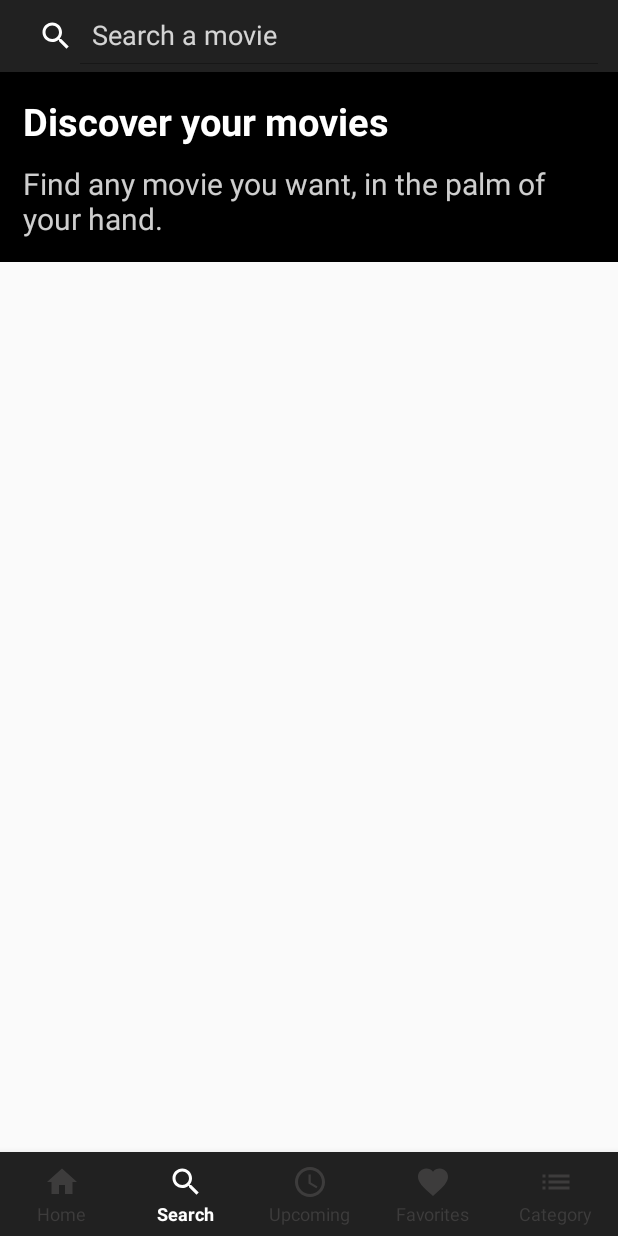
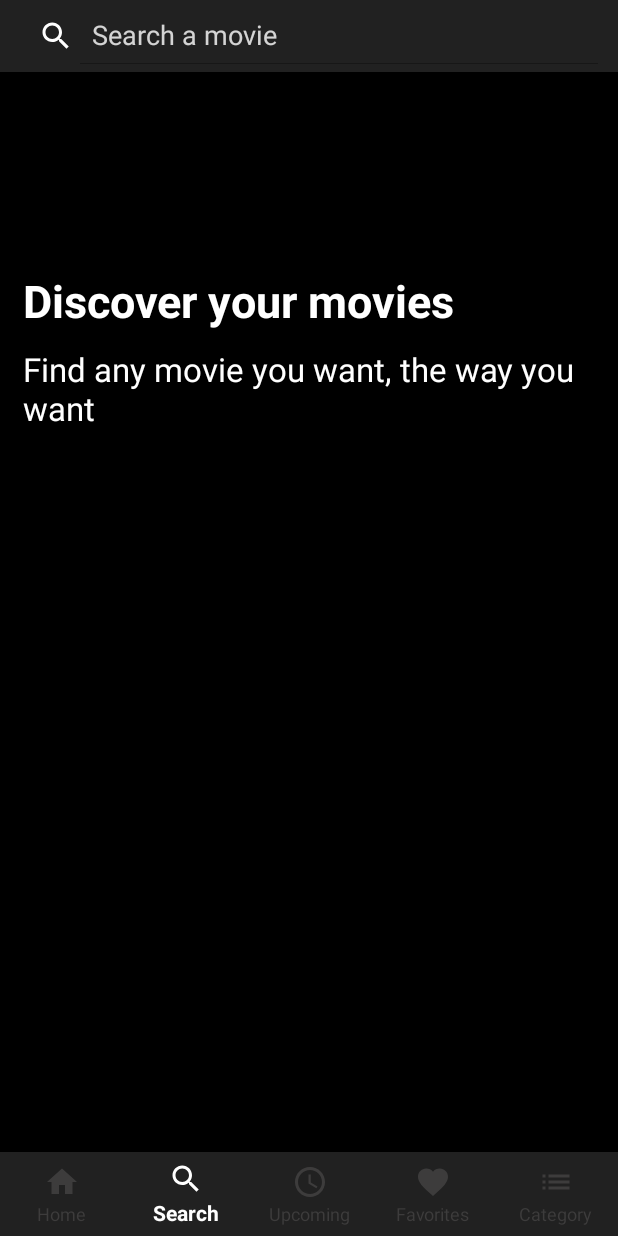
Before and after one commit to LucasOnofre/AllMovies, an Android app: the screen it shows after launch (ActivityMain), item 2 of the bottom bar chosen, on a phone screen of 412 x 824 dp. Run offline under Robolectric (Android 15) with nearby library versions, the phone set to English and light mode, and no system bars; our stand-ins replace Picasso; pictures from the network do not load; 1 statement that could not run was skipped.

Commit message:
Correção de bugs

```diff
--- a/app/src/main/AndroidManifest.xml
+++ b/app/src/main/AndroidManifest.xml
@@ -11,12 +11,11 @@
         android:roundIcon="@mipmap/ic_launcher_round"
         android:supportsRtl="true"
         android:theme="@style/AppTheme">
-        <activity android:name=".activity.ActivityMain"
-            android:windowSoftInputMode="adjustPan">
+        <activity android:name=".activity.ActivityMain">
             <intent-filter>
                 <action android:name="android.intent.action.MAIN" />
+
                 <category android:name="android.intent.category.LAUNCHER" />
-
             </intent-filter>
         </activity>
 
@@ -24,7 +23,6 @@
             android:name=".activity.ActivityBase"
             android:label="@string/title_activity_base"
             android:theme="@style/AppTheme" />
-
         <activity
             android:name=".activity.ActivitySplash"
             android:label="@string/title_activity_main"
--- a/app/src/main/java/onoffrice/wikimovies/activity/ActivitySplash.kt
+++ b/app/src/main/java/onoffrice/wikimovies/activity/ActivitySplash.kt
@@ -6,6 +6,8 @@ import android.view.animation.Animation
 import android.view.animation.AnimationUtils
 import kotlinx.android.synthetic.main.activity_splash.*
 import onoffrice.wikimovies.R
+import onoffrice.wikimovies.activity.ActivityBase
+import onoffrice.wikimovies.activity.ActivityMain
 import onoffrice.wikimovies.extension.startActivity
 
 class ActivitySplash : ActivityBase(){
--- a/app/src/main/java/onoffrice/wikimovies/fragment/category_movie_list_fragment/CategoryMovieListFragmentView.kt
+++ b/app/src/main/java/onoffrice/wikimovies/fragment/category_movie_list_fragment/CategoryMovieListFragmentView.kt
@@ -11,7 +11,6 @@ import android.widget.ProgressBar
 import android.widget.Toast
 import com.google.gson.Gson
 import onoffrice.wikimovies.R
-import onoffrice.wikimovies.model.MovieInterface
 import onoffrice.wikimovies.adapter.MoviesAdapter
 import onoffrice.wikimovies.extension.getPreferenceKey
 import onoffrice.wikimovies.extension.parseJson
@@ -19,6 +18,7 @@ import onoffrice.wikimovies.fragment.base_fragment.BaseFragment
 import onoffrice.wikimovies.fragment.movie_detail_fragment.MovieDetailFragmentView
 import onoffrice.wikimovies.model.Genre
 import onoffrice.wikimovies.model.Movie
+import onoffrice.wikimovies.model.MovieInterface
 
 
 class CategoryMovieListFragmentView : BaseFragment(), CategoryMovieListFragmentContract.View{
@@ -37,7 +37,7 @@ class CategoryMovieListFragmentView : BaseFragment(), CategoryMovieListFragmentC
     /**
      * Implementing interface to handle the click on the movie
      */
-    private val movieClickListener = object: MovieInterface{
+    private val movieClickListener = object: MovieInterface {
         override fun onMovieSelected(movie: Movie?) {
             openDetailMovieFragment(movie)
         }
--- a/app/src/main/java/onoffrice/wikimovies/fragment/favorite_fragment/FavoriteFragmentView.kt
+++ b/app/src/main/java/onoffrice/wikimovies/fragment/favorite_fragment/FavoriteFragmentView.kt
@@ -14,13 +14,13 @@ import android.widget.ProgressBar
 import android.widget.TextView
 import com.google.gson.Gson
 import onoffrice.wikimovies.R
-import onoffrice.wikimovies.model.MovieInterface
 import onoffrice.wikimovies.adapter.MoviesAdapter
 import onoffrice.wikimovies.extension.getPreferenceKey
 import onoffrice.wikimovies.extension.parseJson
 import onoffrice.wikimovies.fragment.base_fragment.BaseFragment
 import onoffrice.wikimovies.fragment.movie_detail_fragment.MovieDetailFragmentView
 import onoffrice.wikimovies.model.Movie
+import onoffrice.wikimovies.model.MovieInterface
 
 class FavoriteFragmentView : BaseFragment() {
 
--- a/app/src/main/java/onoffrice/wikimovies/fragment/home_fragment/HomeFragmentView.kt
+++ b/app/src/main/java/onoffrice/wikimovies/fragment/home_fragment/HomeFragmentView.kt
@@ -16,11 +16,11 @@ import android.widget.Toast
 import com.google.gson.Gson
 import com.squareup.picasso.Picasso
 import onoffrice.wikimovies.R
-import onoffrice.wikimovies.model.MovieInterface
 import onoffrice.wikimovies.adapter.MoviesAdapter
 import onoffrice.wikimovies.fragment.base_fragment.BaseFragment
 import onoffrice.wikimovies.fragment.movie_detail_fragment.MovieDetailFragmentView
 import onoffrice.wikimovies.model.Movie
+import onoffrice.wikimovies.model.MovieInterface
 
 class HomeFragmentView : BaseFragment(), HomeFragmentContract.View {
 
@@ -45,7 +45,7 @@ class HomeFragmentView : BaseFragment(), HomeFragmentContract.View {
     /**
      * Implementing interface to handle the click on the movie
      */
-    private val movieClickListener = object: MovieInterface{
+    private val movieClickListener = object: MovieInterface {
         override fun onMovieSelected(movie: Movie?) {
             openDetailMovieFragment(movie)
         }
--- a/app/src/main/java/onoffrice/wikimovies/fragment/movie_detail_fragment/MovieDetailFragmentContract.kt
+++ b/app/src/main/java/onoffrice/wikimovies/fragment/movie_detail_fragment/MovieDetailFragmentContract.kt
@@ -2,7 +2,6 @@ package onoffrice.wikimovies.fragment.movie_detail_fragment
 
 import onoffrice.wikimovies.model.Movie
 import onoffrice.wikimovies.model.MovieVideoInfo
-import onoffrice.wikimovies.model.MovieVideoInfoList
 
 interface MovieDetailFragmentContract {
 
--- a/app/src/main/java/onoffrice/wikimovies/fragment/movie_detail_fragment/MovieDetailFragmentView.kt
+++ b/app/src/main/java/onoffrice/wikimovies/fragment/movie_detail_fragment/MovieDetailFragmentView.kt
@@ -18,12 +18,12 @@ import android.widget.Toast
 import com.google.gson.Gson
 import kotlinx.android.synthetic.main.fragment_movie_detail.*
 import onoffrice.wikimovies.R
-import onoffrice.wikimovies.model.MovieInterface
 import onoffrice.wikimovies.adapter.MoviesAdapter
 import onoffrice.wikimovies.custom.UserButton
 import onoffrice.wikimovies.extension.*
 import onoffrice.wikimovies.fragment.base_fragment.BaseFragment
 import onoffrice.wikimovies.model.Movie
+import onoffrice.wikimovies.model.MovieInterface
 import onoffrice.wikimovies.model.MovieVideoInfo
 
 
--- a/app/src/main/java/onoffrice/wikimovies/fragment/search_fragment/SearchFragmentView.kt
+++ b/app/src/main/java/onoffrice/wikimovies/fragment/search_fragment/SearchFragmentView.kt
@@ -11,16 +11,15 @@ import android.view.View
 import android.view.ViewGroup
 import android.view.inputmethod.EditorInfo
 import android.widget.EditText
-import android.widget.ProgressBar
 import android.widget.Toast
 import com.google.gson.Gson
 import kotlinx.android.synthetic.main.fragment_search.*
 import onoffrice.wikimovies.R
-import onoffrice.wikimovies.model.MovieInterface
 import onoffrice.wikimovies.adapter.MoviesAdapter
 import onoffrice.wikimovies.fragment.base_fragment.BaseFragment
 import onoffrice.wikimovies.fragment.movie_detail_fragment.MovieDetailFragmentView
 import onoffrice.wikimovies.model.Movie
+import onoffrice.wikimovies.model.MovieInterface
 
 
 class SearchFragmentView : BaseFragment(), SearchFragmentContract.View {
--- a/app/src/main/java/onoffrice/wikimovies/request/RequestMovies.kt
+++ b/app/src/main/java/onoffrice/wikimovies/request/RequestMovies.kt
@@ -1,7 +1,6 @@
 package onoffrice.wikimovies.request
 
 import android.util.Log
-import onoffrice.wikimovies.model.MovieVideoInfo
 import onoffrice.wikimovies.model.MovieVideoInfoList
 import onoffrice.wikimovies.model.Result
 import retrofit2.Call
@@ -95,9 +94,6 @@ class RequestMovies{
         @GET
         fun getVideosFromMovie(@Url url: String, @QueryMap params:HashMap<String, Any?>):Call<MovieVideoInfoList>
 
-
-
-
     }
 
 }
--- a/app/src/main/res/drawable/ic_play_circle.xml
+++ /dev/null
@@ -1,5 +0,0 @@
-<vector android:height="24dp" android:tint="#FFFFFF"
-    android:viewportHeight="24.0" android:viewportWidth="24.0"
-    android:width="24dp" xmlns:android="http://schemas.android.com/apk/res/android">
-    <path android:fillColor="#FF000000" android:pathData="M10,16.5l6,-4.5 -6,-4.5v9zM12,2C6.48,2 2,6.48 2,12s4.48,10 10,10 10,-4.48 10,-10S17.52,2 12,2zM12,20c-4.41,0 -8,-3.59 -8,-8s3.59,-8 8,-8 8,3.59 8,8 -3.59,8 -8,8z"/>
-</vector>
--- a/app/src/main/res/layout/activity_main.xml
+++ b/app/src/main/res/layout/activity_main.xml
@@ -1,18 +1,100 @@
 <?xml version="1.0" encoding="utf-8"?>
+<android.support.constraint.ConstraintLayout
+    xmlns:android="http://schemas.android.com/apk/res/android"
+    xmlns:app="http://schemas.android.com/apk/res-auto"
+    xmlns:tools="http://schemas.android.com/tools"
+    android:layout_width="match_parent"
+    android:layout_height="match_parent">
 
-<android.support.constraint.ConstraintLayout
-    android:layout_width="match_parent"
-    android:layout_height="match_parent"
-    xmlns:android="http://schemas.android.com/apk/res/android"
-    xmlns:app="http://schemas.android.com/apk/res-auto">
+
+    <!--&lt;!&ndash;Wrapper da Toolbar&ndash;&gt;-->
+    <!--<android.support.design.widget.AppBarLayout-->
+        <!--android:id="@+id/appBarLayout"-->
+        <!--android:layout_width="match_parent"-->
+        <!--android:layout_height="wrap_content"-->
+        <!--android:theme="@style/ThemeOverlay.AppCompat.Dark.ActionBar"-->
+        <!--android:visibility="gone"-->
+        <!--app:layout_constraintEnd_toEndOf="parent"-->
+        <!--app:layout_constraintStart_toStartOf="parent"-->
+        <!--app:layout_constraintTop_toTopOf="parent">-->
+
+        <!--&lt;!&ndash;Collapsing Toolbar - Permite expandir e retrair a mesma&ndash;&gt;-->
+        <!--<android.support.design.widget.CollapsingToolbarLayout-->
+            <!--android:id="@+id/collapsing_toolbar"-->
+            <!--android:layout_width="match_parent"-->
+            <!--android:layout_height="match_parent"-->
+            <!--app:contentScrim="@color/colorPrimary"-->
+            <!--app:expandedTitleMarginEnd="64dp"-->
+            <!--app:expandedTitleMarginStart="48dp"-->
+            <!--app:layout_scrollFlags="scroll|exitUntilCollapsed">-->
+
+            <!--&lt;!&ndash;Wrapper&ndash;&gt;-->
+            <!--<LinearLayout-->
+                <!--android:id="@+id/wrapper"-->
+                <!--android:layout_width="match_parent"-->
+                <!--android:layout_height="wrap_content"-->
+                <!--android:orientation="vertical"-->
+                <!--app:layout_collapseMode="parallax"-->
+                <!--app:layout_collapseParallaxMultiplier="0.9">-->
+
+                <!--<android.support.constraint.ConstraintLayout-->
+                    <!--android:layout_width="match_parent"-->
+                    <!--android:layout_height="350dp">-->
+
+                    <!--&lt;!&ndash;Imagem do filme&ndash;&gt;-->
+                    <!--<ImageView-->
+                        <!--android:id="@+id/movieBanner"-->
+                        <!--android:layout_width="match_parent"-->
+                        <!--android:layout_height="match_parent"-->
+                        <!--android:scaleType="centerCrop"-->
+                        <!--app:layout_collapseMode="parallax"-->
+                        <!--app:layout_collapseParallaxMultiplier="1.0" />-->
+
+                    <!--&lt;!&ndash;Gradiente da imagem&ndash;&gt;-->
+                    <!--<View-->
+                        <!--android:id="@+id/img_gradient"-->
+                        <!--android:layout_width="match_parent"-->
+                        <!--android:layout_height="match_parent" />-->
+                    <!--&lt;!&ndash;android:background="@drawable/gradient_background" />&ndash;&gt;-->
+
+                    <!--&lt;!&ndash;nome do filme&ndash;&gt;-->
+                    <!--<TextView-->
+                        <!--android:id="@+id/banner_movie_tittle"-->
+                        <!--android:layout_width="0dp"-->
+                        <!--android:layout_height="wrap_content"-->
+                        <!--android:layout_marginStart="16dp"-->
+                        <!--android:layout_marginTop="8dp"-->
+                        <!--android:layout_marginEnd="16dp"-->
+                        <!--android:ellipsize="end"-->
+                        <!--android:maxLines="3"-->
+                        <!--android:paddingBottom="10dp"-->
+                        <!--android:textColor="#FFFFFFFF"-->
+                        <!--android:textSize="32sp"-->
+                        <!--android:textStyle="bold"-->
+                        <!--app:layout_constraintBottom_toBottomOf="parent"-->
+                        <!--app:layout_constraintEnd_toEndOf="parent"-->
+                        <!--app:layout_constraintStart_toStartOf="parent" />-->
+
+                <!--</android.support.constraint.ConstraintLayout>-->
+
+            <!--</LinearLayout>-->
+
+            <!--&lt;!&ndash;Toolbar&ndash;&gt;-->
+            <!--<include layout="@layout/toolbar" />-->
+
+        <!--</android.support.design.widget.CollapsingToolbarLayout>-->
+    <!--</android.support.design.widget.AppBarLayout>-->
+
 
     <FrameLayout
         android:id="@+id/container"
         android:layout_width="match_parent"
         android:layout_height="0dp"
+        app:layout_behavior="@string/appbar_scrolling_view_behavior"
+        app:layout_constraintBottom_toTopOf="@+id/bottomNavigation"
         app:layout_constraintEnd_toEndOf="parent"
         app:layout_constraintStart_toStartOf="parent"
-        app:layout_constraintTop_toTopOf="parent"/>
+        app:layout_constraintTop_toTopOf="parent" />
 
     <android.support.design.widget.BottomNavigationView
         android:id="@+id/bottomNavigation"
@@ -21,15 +103,15 @@
         android:layout_height="wrap_content"
         android:layout_gravity="bottom|center"
         android:elevation="4dp"
-            app:hideOnScroll="true"
-            app:itemBackground="@color/colorPrimary"
-            app:itemIconTint="@drawable/bottom_item_tint"
-            app:itemTextColor="@drawable/bottom_item_tint"
         app:labelVisibilityMode="labeled"
         app:layout_constraintBottom_toBottomOf="parent"
         app:layout_constraintEnd_toEndOf="parent"
         app:layout_constraintStart_toStartOf="parent"
-            app:layout_scrollFlags="scroll|enterAlways"
-            app:menu="@menu/bottom_navigation_menu" />
+        app:menu="@menu/bottom_navigation_menu"
+        app:itemIconTint="@drawable/bottom_item_tint"
+        app:itemTextColor="@drawable/bottom_item_tint"
+        app:itemBackground="@color/colorPrimary" />
+
+
 
 </android.support.constraint.ConstraintLayout>
--- a/app/src/main/res/layout/category_list.xml
+++ b/app/src/main/res/layout/category_list.xml
@@ -10,7 +10,7 @@
         android:layout_alignParentStart="true"
         android:layout_alignParentTop="true"
         android:background="@color/colorPrimary"
-        android:padding="20dp"
+        android:padding="15dp"
         android:text="Action"
         android:textColor="@color/white"
         android:textSize="18sp"
--- a/app/src/main/res/layout/fragment_home.xml
+++ b/app/src/main/res/layout/fragment_home.xml
@@ -73,4 +73,5 @@
             app:layout_constraintTop_toTopOf="parent" />
 
     </android.support.constraint.ConstraintLayout>
+
 </android.support.design.widget.CoordinatorLayout>
--- a/app/src/main/res/layout/fragment_movie_detail.xml
+++ b/app/src/main/res/layout/fragment_movie_detail.xml
@@ -131,12 +131,12 @@
                     android:layout_width="80dp"
                     android:layout_height="wrap_content"
                     android:padding="5dp"
-                    app:image="@drawable/ic_play_circle"
+                    app:image="@drawable/ic_go_out"
                     app:layout_constraintBottom_toBottomOf="@+id/favorite_btn"
                     app:layout_constraintEnd_toEndOf="parent"
                     app:layout_constraintStart_toEndOf="@+id/favorite_btn"
                     app:layout_constraintTop_toTopOf="@+id/favorite_btn"
-                    app:text="Trailer" />
+                    app:text="See Online" />
 
 
             </android.support.constraint.ConstraintLayout>
--- a/app/src/main/res/layout/fragment_search.xml
+++ b/app/src/main/res/layout/fragment_search.xml
@@ -1,8 +1,8 @@
 <?xml version="1.0" encoding="utf-8"?>
 
-<android.support.constraint.ConstraintLayout
-    xmlns:android="http://schemas.android.com/apk/res/android"
+<android.support.constraint.ConstraintLayout xmlns:android="http://schemas.android.com/apk/res/android"
     xmlns:app="http://schemas.android.com/apk/res-auto"
+    xmlns:tools="http://schemas.android.com/tools"
     android:layout_width="match_parent"
     android:layout_height="match_parent"
     android:background="@color/colorPrimaryDark">
@@ -25,14 +25,13 @@
     <android.support.constraint.ConstraintLayout
         android:id="@+id/layout_search_message"
         android:layout_width="0dp"
-        android:layout_height="wrap_content"
+        android:layout_height="0dp"
         android:visibility="visible"
         app:layout_constraintBottom_toBottomOf="parent"
         app:layout_constraintEnd_toEndOf="parent"
         app:layout_constraintHorizontal_bias="0.0"
         app:layout_constraintStart_toStartOf="parent"
-        app:layout_constraintTop_toBottomOf="@+id/searchView"
-        app:layout_constraintVertical_bias="0.19999999">
+        app:layout_constraintTop_toBottomOf="@+id/searchView">
 
 
         <LinearLayout
@@ -44,7 +43,8 @@
             app:layout_constraintBottom_toBottomOf="parent"
             app:layout_constraintEnd_toEndOf="parent"
             app:layout_constraintStart_toStartOf="parent"
-            app:layout_constraintTop_toTopOf="parent">
+            app:layout_constraintTop_toTopOf="parent"
+            app:layout_constraintVertical_bias="0.19999999">
 
             <TextView
                 android:id="@+id/textView8"
@@ -54,7 +54,7 @@
                 android:padding="5dp"
                 android:text="Discover your movies"
                 android:textColor="@color/white"
-                android:textSize="25sp"
+                android:textSize="30sp"
                 android:textStyle="bold"
                 app:layout_constraintBottom_toTopOf="@+id/textView9"
                 app:layout_constraintEnd_toEndOf="parent"
@@ -66,9 +66,9 @@
                 android:layout_width="wrap_content"
                 android:layout_height="wrap_content"
                 android:padding="5dp"
-                android:text="Find any movie you want, in the palm of your hand."
-                android:textColor="@color/light_gray"
-                android:textSize="20sp"
+                android:text="Find any movie you want, the way you want"
+                android:textColor="@color/white"
+                android:textSize="22sp"
                 app:layout_constraintBottom_toBottomOf="parent"
                 app:layout_constraintEnd_toEndOf="parent"
                 app:layout_constraintHorizontal_bias="0.0"
@@ -104,16 +104,4 @@
 
     </android.support.constraint.ConstraintLayout>
 
-    <ProgressBar
-        android:id="@+id/progressBar"
-        style="?android:attr/progressBarStyle"
-        android:layout_width="wrap_content"
-        android:layout_height="wrap_content"
-        android:indeterminate="true"
-        android:visibility="gone"
-        app:layout_constraintBottom_toBottomOf="parent"
-        app:layout_constraintEnd_toEndOf="parent"
-        app:layout_constraintStart_toStartOf="parent"
-        app:layout_constraintTop_toTopOf="parent" />
-
 </android.support.constraint.ConstraintLayout>
--- a/app/src/main/res/values/dimens.xml
+++ b/app/src/main/res/values/dimens.xml
@@ -1,5 +1,3 @@
-<resources xmlns:tools="http://schemas.android.com/tools">
+<resources>
     <dimen name="fab_margin">16dp</dimen>
-    <dimen name="design_bottom_navigation_text_size" tools:override="true">12sp</dimen>
-    <dimen name="design_bottom_navigation_active_text_size" tools:override="true">12sp</dimen>
 </resources>
```
Also changed, not shown: app/src/main/java/onoffrice/wikimovies/custom/BottomNavigationBehavior.kt (deleted, +0 -26 lines). Lines whose indentation alone changed are shown as unchanged.
